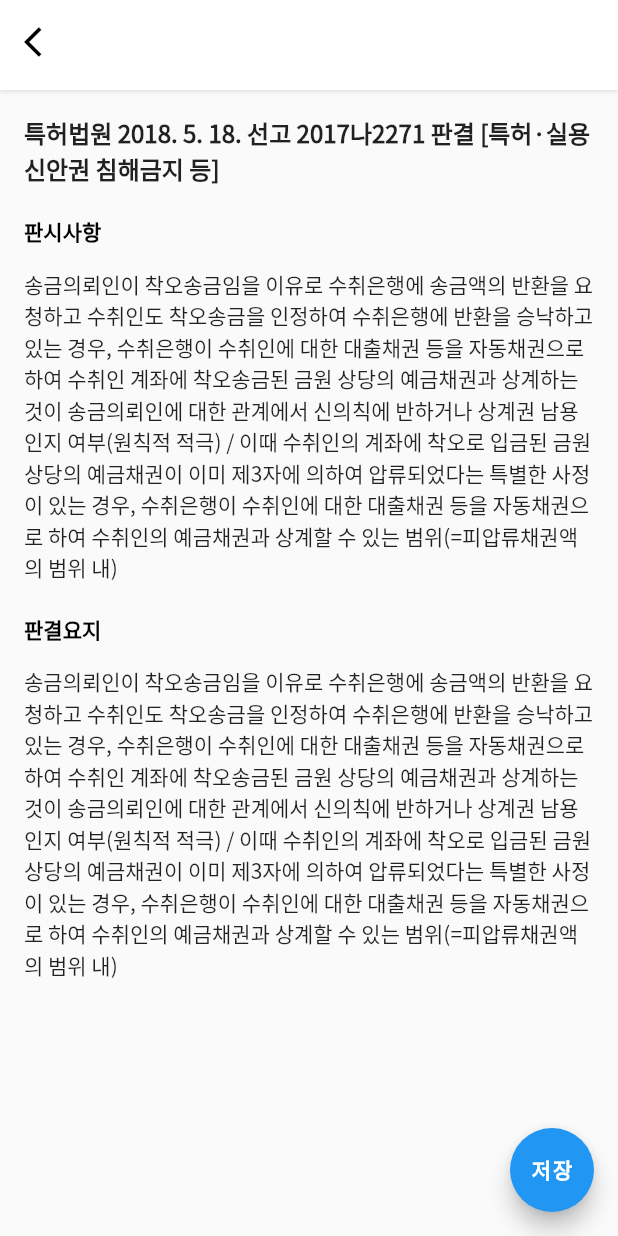
After one commit to CapstoneMemento/Memento_Flutter, a Flutter app: the SearchNoteScreen screen opened directly, on a phone screen of 412 x 824 dp. The commit adds this screen. Run offline on Flutter 3.47's test engine with Material 2 defaults, Android fonts, the phone set to English and light mode, and no system bars; our stand-ins replace extended_image, firebase_core, firebase_storage, modal_bottom_sheet, percent_indicator; missing offline and left inert: document_scanner_flutter; accounts and stored records are empty; generated files the repository leaves out were written again.

Commit message:
Feat: 판례 화면 추가

```diff
--- /dev/null
+++ b/lib/screens/search/search_note_screen.dart
@@ -0,0 +1,69 @@
+import 'package:flutter/material.dart';
+import 'package:memento_flutter/themes/custom_theme.dart';
+import 'package:memento_flutter/widgets/back_icon_button.dart';
+import 'package:memento_flutter/widgets/base_app_bar.dart';
+
+class SearchNoteScreen extends StatelessWidget {
+  SearchNoteScreen();
+
+  Map<String, dynamic> note = {
+    "title": "특허법원 2018. 5. 18. 선고 2017나2271 판결 [특허·실용신안권 침해금지 등]",
+    "judgment":
+        "송금의뢰인이 착오송금임을 이유로 수취은행에 송금액의 반환을 요청하고 수취인도 착오송금을 인정하여 수취은행에 반환을 승낙하고 있는 경우, 수취은행이 수취인에 대한 대출채권 등을 자동채권으로 하여 수취인 계좌에 착오송금된 금원 상당의 예금채권과 상계하는 것이 송금의뢰인에 대한 관계에서 신의칙에 반하거나 상계권 남용인지 여부(원칙적 적극) / 이때 수취인의 계좌에 착오로 입금된 금원 상당의 예금채권이 이미 제3자에 의하여 압류되었다는 특별한 사정이 있는 경우, 수취은행이 수취인에 대한 대출채권 등을 자동채권으로 하여 수취인의 예금채권과 상계할 수 있는 범위(=피압류채권액의 범위 내)",
+    "summary":
+        "송금의뢰인이 착오송금임을 이유로 수취은행에 송금액의 반환을 요청하고 수취인도 착오송금을 인정하여 수취은행에 반환을 승낙하고 있는 경우, 수취은행이 수취인에 대한 대출채권 등을 자동채권으로 하여 수취인 계좌에 착오송금된 금원 상당의 예금채권과 상계하는 것이 송금의뢰인에 대한 관계에서 신의칙에 반하거나 상계권 남용인지 여부(원칙적 적극) / 이때 수취인의 계좌에 착오로 입금된 금원 상당의 예금채권이 이미 제3자에 의하여 압류되었다는 특별한 사정이 있는 경우, 수취은행이 수취인에 대한 대출채권 등을 자동채권으로 하여 수취인의 예금채권과 상계할 수 있는 범위(=피압류채권액의 범위 내)",
+  };
+
+  @override
+  Widget build(BuildContext context) {
+    return Scaffold(
+      appBar: const BaseAppBar(leading: BackIconButton()),
+      body: SingleChildScrollView(
+        padding: const EdgeInsets.all(16),
+        child: Column(
+          crossAxisAlignment: CrossAxisAlignment.start,
+          children: [
+            Text(
+              note["title"],
+              style: CustomTheme.themeData.textTheme.titleMedium,
+            ),
+            const SizedBox(
+              height: 20,
+            ),
+            Text(
+              "판시사항",
+              style: CustomTheme.themeData.textTheme.titleSmall,
+            ),
+            const SizedBox(
+              height: 14,
+            ),
+            Text(note["judgment"]),
+            const SizedBox(
+              height: 20,
+            ),
+            Text(
+              "판결요지",
+              style: CustomTheme.themeData.textTheme.titleSmall,
+            ),
+            const SizedBox(
+              height: 14,
+            ),
+            Text(note["summary"]),
+            const SizedBox(
+              height: 70,
+            ),
+          ],
+        ),
+      ),
+      floatingActionButton: FloatingActionButton(
+        child: const Text(
+          "저장",
+          style: TextStyle(fontWeight: FontWeight.w700),
+        ),
+        onPressed: () {
+          // 판례 저장
+        },
+      ),
+    );
+  }
+}
--- a/lib/screens/search/search_result_screen.dart
+++ b/lib/screens/search/search_result_screen.dart
@@ -1,4 +1,5 @@
 import 'package:flutter/material.dart';
+import 'package:memento_flutter/screens/search/search_note_screen.dart';
 
 import 'package:memento_flutter/themes/custom_theme.dart';
 import 'package:memento_flutter/widgets/back_icon_button.dart';
@@ -157,6 +158,11 @@ class ResultList extends StatelessWidget {
                           item["content"],
                           maxLines: 2,
                         ),
+                        onTap: () {
+                          // 해당 판례 화면으로 이동
+                          Navigator.of(context).push(MaterialPageRoute(
+                              builder: ((context) => SearchNoteScreen())));
+                        },
                       ),
                     ),
                   ),
```
